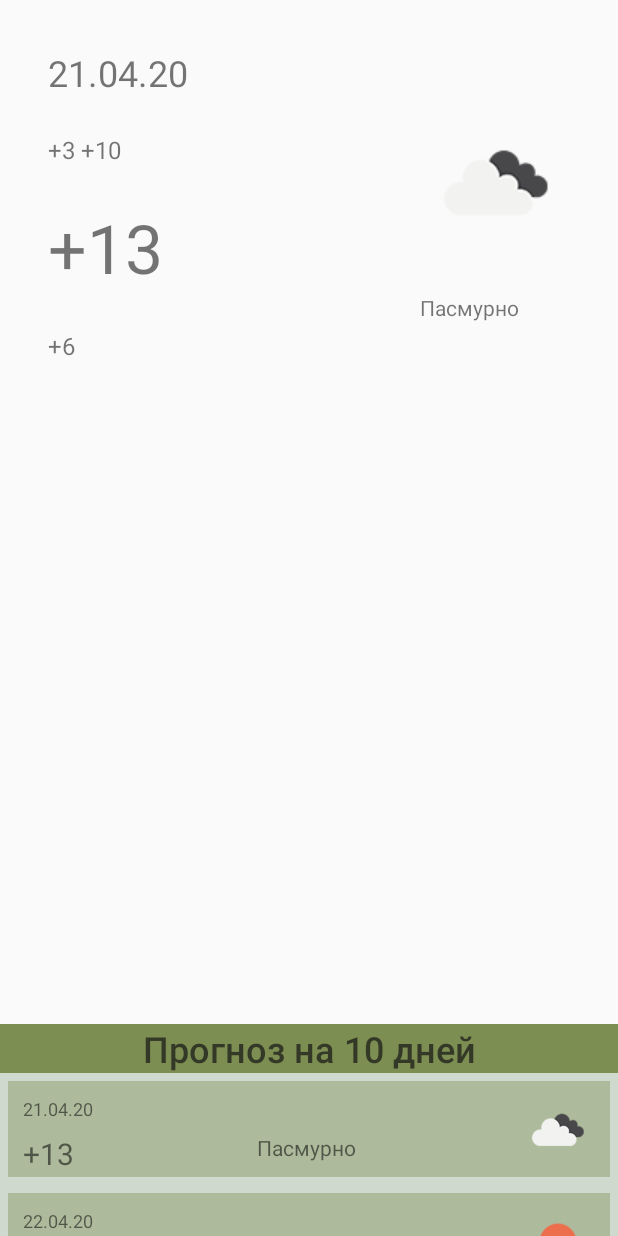
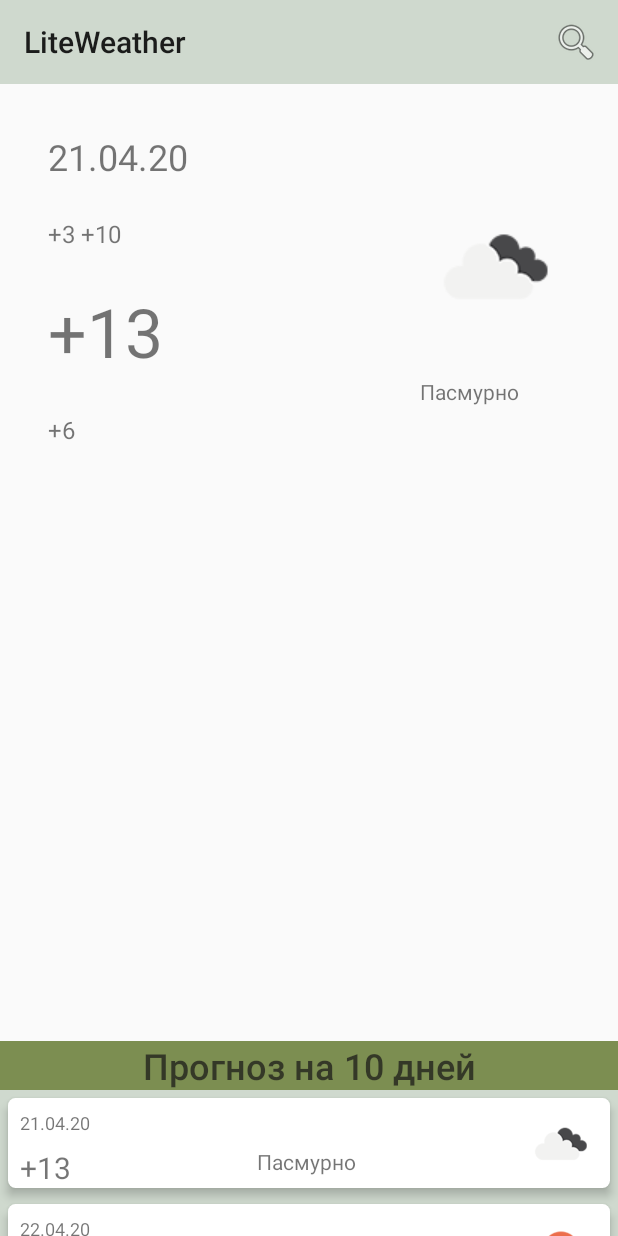
Before and after one commit to maxdexter84/LiteWeather, an Android app: the screen it shows after launch (MainActivity), on a phone screen of 412 x 824 dp. Run offline under Robolectric (Android 15) with nearby library versions, the phone set to English and light mode, and no system bars.

Commit message:
добавил toolbar и menu,а так же  SearchView в menu

```diff
--- a/app/build.gradle
+++ b/app/build.gradle
@@ -33,4 +33,5 @@ dependencies {
     androidTestImplementation 'androidx.test.ext:junit:1.1.1'
     androidTestImplementation 'androidx.test.espresso:espresso-core:3.2.0'
     implementation 'androidx.recyclerview:recyclerview:1.2.0-alpha02'
+    implementation 'androidx.cardview:cardview:1.0.0'
 }
--- a/app/src/main/java/com/maxdexter/liteweather/MainActivity.java
+++ b/app/src/main/java/com/maxdexter/liteweather/MainActivity.java
@@ -1,15 +1,13 @@
 package com.maxdexter.liteweather;
 
 import androidx.appcompat.app.AppCompatActivity;
+import androidx.appcompat.widget.Toolbar;
 import androidx.fragment.app.Fragment;
 import androidx.fragment.app.FragmentManager;
-import androidx.recyclerview.widget.LinearLayoutManager;
-import androidx.recyclerview.widget.RecyclerView;
 
 import android.os.Bundle;
+import android.view.Menu;
 
-import com.maxdexter.liteweather.adapter.WeatherAdapter;
-import com.maxdexter.liteweather.data.WeatherLab;
 import com.maxdexter.liteweather.fragments.TenDaysWeather;
 import com.maxdexter.liteweather.fragments.TodayWeather;
 
@@ -20,9 +18,15 @@ public class MainActivity extends AppCompatActivity {
     protected void onCreate(Bundle savedInstanceState) {
         super.onCreate(savedInstanceState);
         setContentView(R.layout.activity_main);
+        initToolbar();
 
         fragmentTransaction();
 
+    }
+
+    private void initToolbar() {
+        Toolbar toolbar = findViewById(R.id.toolbar);
+        setSupportActionBar(toolbar);
     }
 
     public void fragmentTransaction() {
@@ -39,5 +43,9 @@ public class MainActivity extends AppCompatActivity {
         }
     }
 
-
+    @Override
+    public boolean onCreateOptionsMenu(Menu menu) {
+        getMenuInflater().inflate(R.menu.menu_search,menu);
+            return super.onCreateOptionsMenu(menu);
+    }
 }
--- a/app/src/main/res/layout/activity_main.xml
+++ b/app/src/main/res/layout/activity_main.xml
@@ -1,11 +1,16 @@
 <?xml version="1.0" encoding="utf-8"?>
-<LinearLayout
-    android:orientation="vertical"
+<LinearLayout android:orientation="vertical"
     xmlns:android="http://schemas.android.com/apk/res/android"
     xmlns:tools="http://schemas.android.com/tools"
     android:layout_width="match_parent"
     android:layout_height="match_parent"
-    tools:context=".MainActivity">
+    tools:context=".MainActivity"
+    xmlns:app="http://schemas.android.com/apk/res-auto">
+    <androidx.appcompat.widget.Toolbar
+        android:id="@+id/toolbar"
+        android:layout_width="match_parent"
+        android:background="@color/myColorPrimary"
+        android:layout_height="?attr/actionBarSize"/>
     <FrameLayout
         android:id="@+id/fragment_container_main"
         android:layout_weight="4"
--- a/app/src/main/res/layout/weather_card_item.xml
+++ b/app/src/main/res/layout/weather_card_item.xml
@@ -1,13 +1,20 @@
 <?xml version="1.0" encoding="utf-8"?>
-<androidx.constraintlayout.widget.ConstraintLayout
+<androidx.cardview.widget.CardView
     xmlns:android="http://schemas.android.com/apk/res/android"
     android:layout_width="match_parent"
     android:layout_height="wrap_content"
     android:layout_margin="5dp"
     android:padding="2dp"
-    android:background="@color/myColorAccentTransparent"
+    app:cardElevation="4dp"
+    app:cardCornerRadius="5dp"
     xmlns:tools="http://schemas.android.com/tools"
     xmlns:app="http://schemas.android.com/apk/res-auto">
+
+    <androidx.constraintlayout.widget.ConstraintLayout
+        android:background="@color/white"
+        android:layout_width="match_parent"
+        android:layout_height="match_parent">
+
     <TextView
         android:id="@+id/item_date_time_current_text_view_id"
         android:layout_width="wrap_content"
@@ -48,5 +55,6 @@
         app:layout_constraintEnd_toStartOf="@+id/item_image_weather_image_id"
         app:layout_constraintStart_toEndOf="@+id/item_date_time_current_text_view_id"
         tools:text="Переменная облачнотсь" />
+    </androidx.constraintlayout.widget.ConstraintLayout>
 
-</androidx.constraintlayout.widget.ConstraintLayout>
+</androidx.cardview.widget.CardView>
--- /dev/null
+++ b/app/src/main/res/menu/menu_search.xml
@@ -0,0 +1,12 @@
+<?xml version="1.0" encoding="utf-8"?>
+<menu xmlns:app="http://schemas.android.com/apk/res-auto"
+    xmlns:android="http://schemas.android.com/apk/res/android">
+    <item
+        android:id="@+id/search"
+        android:icon="@android:drawable/ic_menu_search"
+        android:title="@string/search_title"
+        app:actionViewClass="android.widget.SearchView"
+        app:showAsAction="collapseActionView|ifRoom" />
+
+
+</menu>
--- a/app/src/main/res/values/colors.xml
+++ b/app/src/main/res/values/colors.xml
@@ -9,4 +9,5 @@
     <color name="myColorAccent">#7c8e51</color>
     <color name="myColorAccentTransparent">#697C8E51</color>
     <color name="transparentBlack">#BB1A1919</color>
+    <color name="white">#73FFFFFF</color>
 </resources>
--- a/app/src/main/res/values/strings.xml
+++ b/app/src/main/res/values/strings.xml
@@ -4,4 +4,6 @@
     <!-- TODO: Remove or change this placeholder text -->
     <string name="hello_blank_fragment">Hello blank fragment</string>
     <string name="ten_days_text">Прогноз на 10 дней</string>
+    <string name="search">search</string>
+    <string name="search_title">Поиск</string>
 </resources>
```
